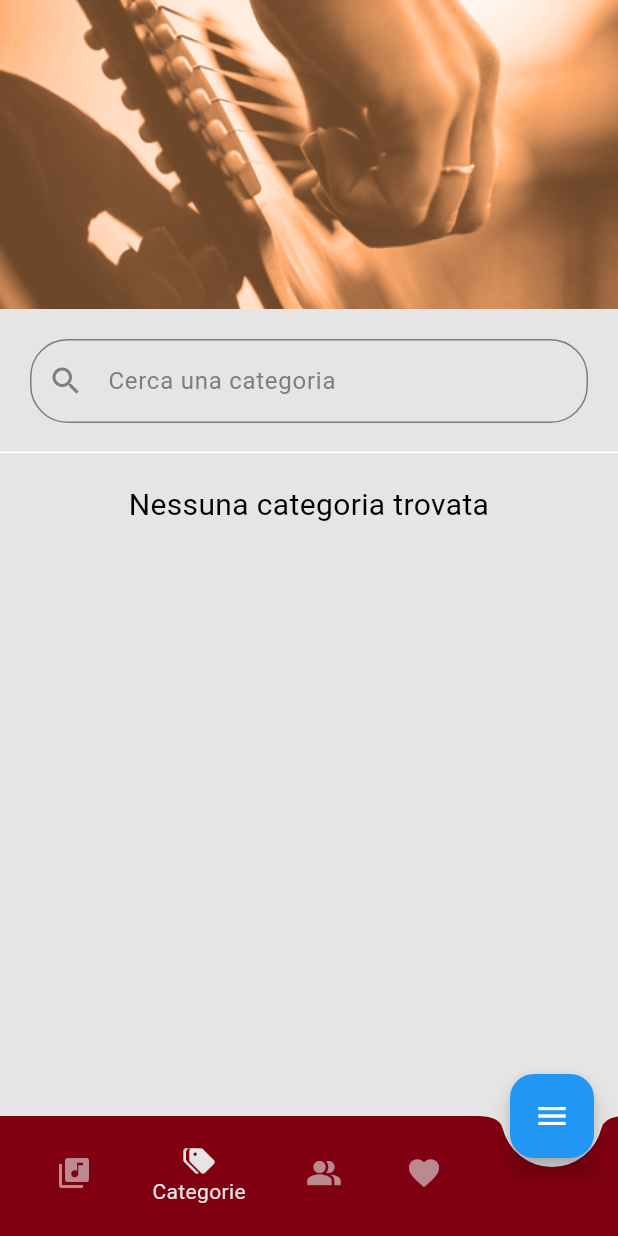
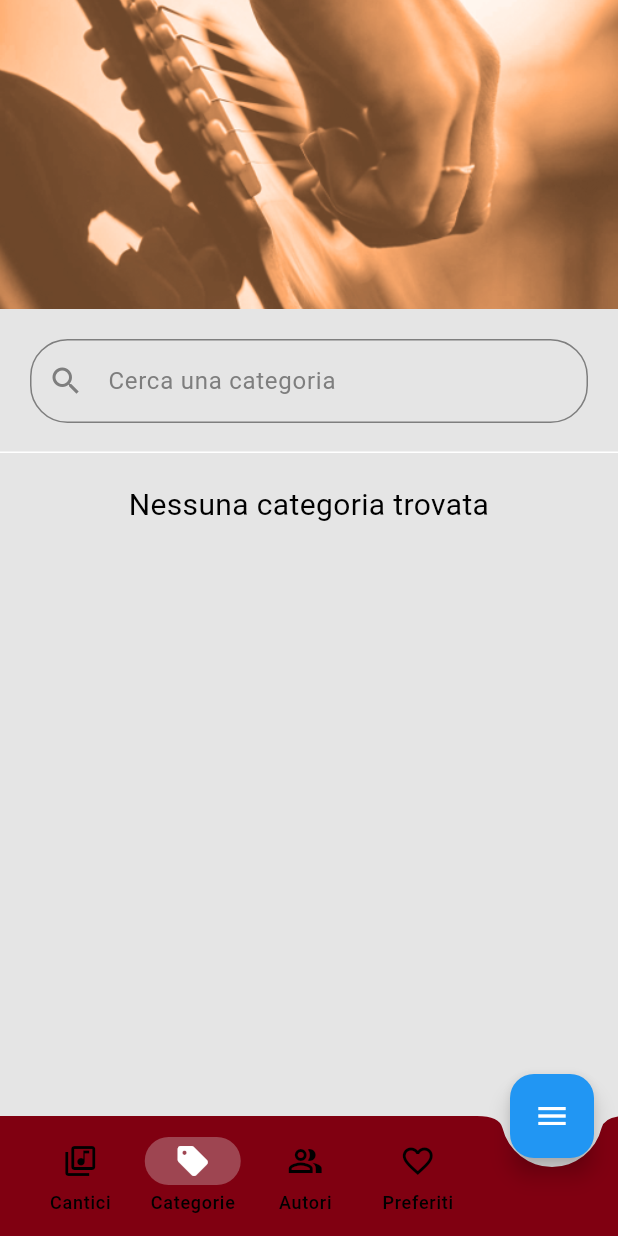
Before and after one commit to theFreeman96/inni-di-lode, a Flutter app: the screen it shows after launch, item 2 of the bottom bar chosen, on a phone screen of 412 x 824 dp. Run offline on Flutter 3.47's test engine with Material 3 defaults, Android fonts, the phone set to English and light mode, and no system bars; our stand-ins replace audioplayers, flutter_html, pdf, share_plus, shared_preferences, sqflite and 2 more; missing offline and left inert: html2md, number_paginator; accounts and stored records are empty.

Commit message:
Migrated BottomNavigationBar into NavigationBar

```diff
--- a/lib/screens/home/home_bottom.dart
+++ b/lib/screens/home/home_bottom.dart
@@ -25,58 +25,37 @@ class HomeBottomBar extends StatelessWidget {
       color: themeProvider.isDarkMode ? kGrey : kPrimaryColor,
       child: Padding(
         padding: const EdgeInsets.only(right: kDefaultPadding * 4),
-        child: BottomNavigationBar(
+        child: NavigationBar(
           elevation: 0.0,
-          landscapeLayout: BottomNavigationBarLandscapeLayout.centered,
-          type: BottomNavigationBarType.shifting,
+          selectedIndex: currentIndex,
+          onDestinationSelected: onTabTapped,
+          indicatorColor:
+              themeProvider.isDarkMode ? kBlack : kWhite.withOpacity(0.3),
           backgroundColor: themeProvider.isDarkMode ? kGrey : kPrimaryColor,
-          currentIndex: currentIndex,
-          onTap: onTabTapped,
-          selectedItemColor: kWhite,
-          unselectedItemColor: kWhite.withOpacity(0.6),
-          items: [
-            BottomNavigationBarItem(
-              icon: const Icon(Icons.library_music),
+          destinations: const [
+            NavigationDestination(
+              icon: Icon(Icons.library_music_outlined),
+              selectedIcon: Icon(Icons.library_music),
               label: 'Cantici',
-              backgroundColor: themeProvider.isDarkMode ? kGrey : kPrimaryColor,
+              tooltip: 'Cantici',
             ),
-            BottomNavigationBarItem(
-              icon: SizedBox(
-                width: kDefaultPadding * 1.2,
-                child: Stack(
-                  alignment: Alignment.center,
-                  children: [
-                    const Align(
-                      alignment: Alignment.centerLeft,
-                      child: Icon(Icons.sell_outlined, size: 20),
-                    ),
-                    Align(
-                      alignment: Alignment.center,
-                      child: Icon(
-                        Icons.sell,
-                        size: 20,
-                        color: themeProvider.isDarkMode ? kGrey : kPrimaryColor,
-                      ),
-                    ),
-                    const Align(
-                      alignment: Alignment.centerRight,
-                      child: Icon(Icons.sell, size: 20),
-                    ),
-                  ],
-                ),
-              ),
+            NavigationDestination(
+              icon: Icon(Icons.sell_outlined),
+              selectedIcon: Icon(Icons.sell),
               label: 'Categorie',
-              backgroundColor: themeProvider.isDarkMode ? kGrey : kPrimaryColor,
+              tooltip: 'Categorie',
             ),
-            BottomNavigationBarItem(
-              icon: const Icon(Icons.people_alt),
+            NavigationDestination(
+              icon: Icon(Icons.people_alt_outlined),
+              selectedIcon: Icon(Icons.people_alt),
               label: 'Autori',
-              backgroundColor: themeProvider.isDarkMode ? kGrey : kPrimaryColor,
+              tooltip: 'Autori',
             ),
-            BottomNavigationBarItem(
-              icon: const Icon(Icons.favorite),
+            NavigationDestination(
+              icon: Icon(Icons.favorite_border),
+              selectedIcon: Icon(Icons.favorite),
               label: 'Preferiti',
-              backgroundColor: themeProvider.isDarkMode ? kGrey : kPrimaryColor,
+              tooltip: 'Preferiti',
             )
           ],
         ),
```
